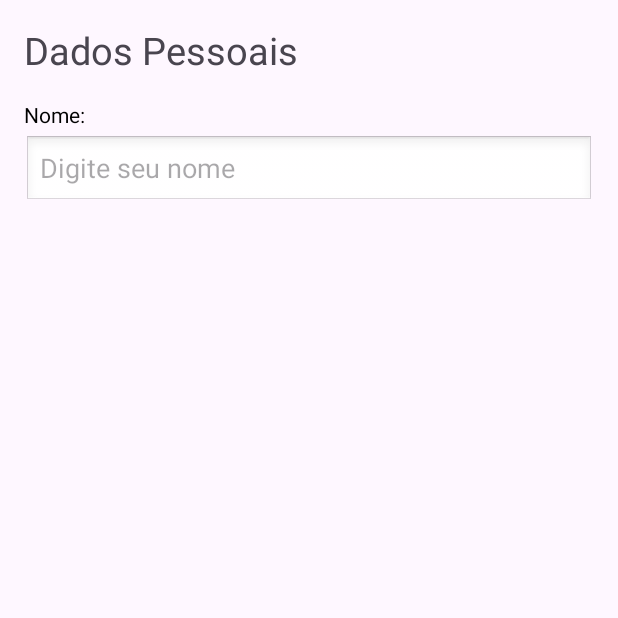
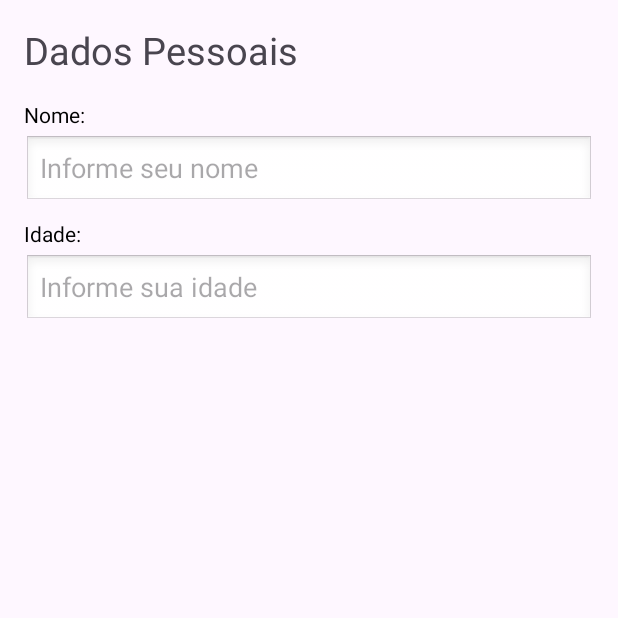
Before and after one commit to Analiviamotta/ImFitPlus, an Android app: the PersonalDataFormActivity screen opened directly, with no data from a screen before it, on a phone screen of 412 x 824 dp, the top half of it. Run offline under Robolectric (Android 15) with nearby library versions, the phone set to English and light mode, and no system bars.

Commit message:
feat: add age field

```diff
--- a/app/src/main/res/layout/activity_personal_data_form.xml
+++ b/app/src/main/res/layout/activity_personal_data_form.xml
@@ -53,5 +53,37 @@
 
         app:layout_constraintTop_toBottomOf="@id/nameTv" />
 
+    <TextView
+        android:id="@+id/ageTv"
+        android:text="@string/age"
+
+        android:textColor="@color/black"
+
+        android:layout_width="match_parent"
+        android:layout_height="wrap_content"
+
+        android:paddingHorizontal="16dp"
+        android:paddingTop="8dp"
+        android:paddingBottom="4dp"
+
+        app:layout_constraintTop_toBottomOf="@id/nameEt" />
+
+
+    <EditText
+        android:id="@+id/ageEt"
+        android:autofillHints="age"
+        android:inputType="number"
+        android:labelFor="@id/ageTv"
+
+        android:textColor="@color/black"
+        android:background="@android:drawable/edit_text"
+
+        android:layout_width="match_parent"
+        android:layout_height="wrap_content"
+        android:hint="@string/age_placeholder"
+        android:layout_marginHorizontal="16dp"
+
+        app:layout_constraintTop_toBottomOf="@id/ageTv" />
+
 
 </androidx.constraintlayout.widget.ConstraintLayout>
--- a/app/src/main/res/values/strings.xml
+++ b/app/src/main/res/values/strings.xml
@@ -4,5 +4,7 @@
     <string name="button_init_label">Comece aqui</string>
     <string name="personal_data">Dados Pessoais</string>
     <string name="name">Nome:</string>
-    <string name="name_placeholder">Digite seu nome</string>
+    <string name="name_placeholder">Informe seu nome</string>
+    <string name="age">Idade:</string>
+    <string name="age_placeholder">Informe sua idade</string>
 </resources>
```
